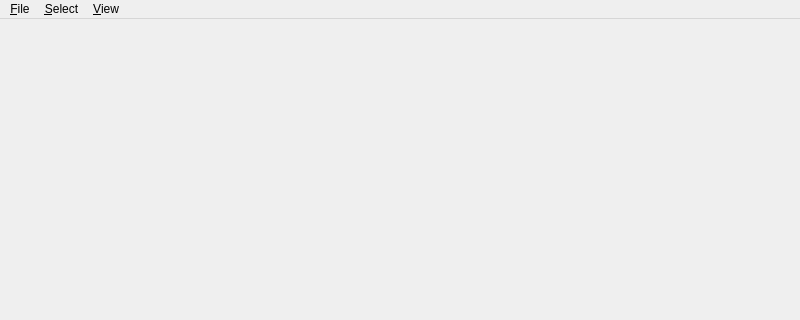
Old version of the form Source/Apps/Gui/MainWindow.ui in the repository gjorquera/triad; both pictures show x 0 to 800 and y 0 to 320 of the 800 by 600 pixel window.
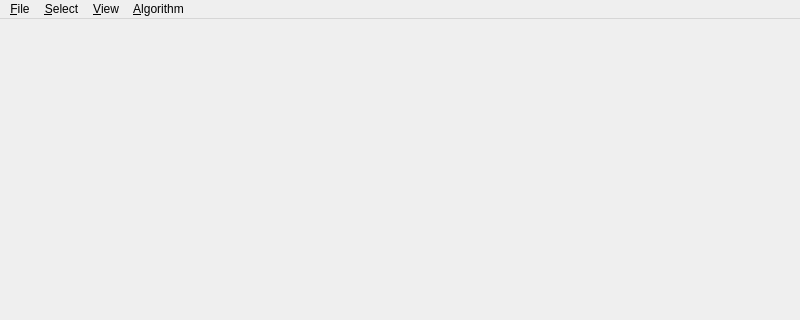
New version of the form.

```diff
--- a/Source/Apps/Gui/MainWindow.ui
+++ b/Source/Apps/Gui/MainWindow.ui
@@ -53,9 +53,19 @@
     <addaction name="actionNeighbors"/>
     <addaction name="actionLepp"/>
    </widget>
+   <widget class="QMenu" name="menuAlgorithm">
+    <property name="title">
+     <string>&amp;Algorithm</string>
+    </property>
+    <addaction name="actionSecuentialLeppBisection"/>
+    <addaction name="actionParallelLeppBisection"/>
+    <addaction name="separator"/>
+    <addaction name="actionExecute"/>
+   </widget>
    <addaction name="menuFile"/>
    <addaction name="menuSelect"/>
    <addaction name="menuView"/>
+   <addaction name="menuAlgorithm"/>
   </widget>
   <widget class="QStatusBar" name="statusbar"/>
   <action name="actionOpenMesh">
```
Left out of the diff: 18 changed lines with no effect on the pictures.
